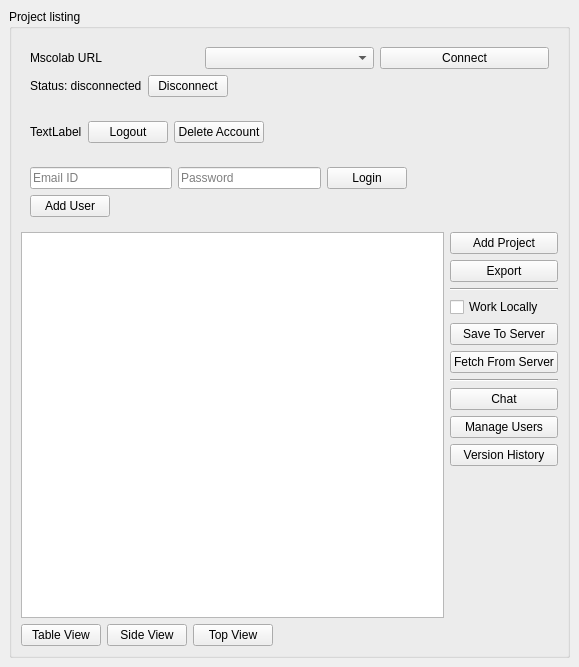
Qt form mslib/msui/ui/ui_mscolab_window.ui (Open-MSS/MSS) before a commit.
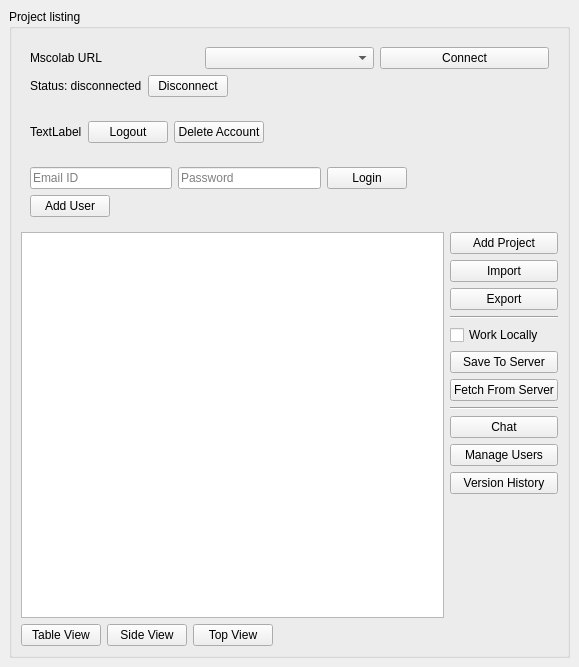
The same form after that commit.

Commit message: added import file button in mscolab main window

The edit to the form file:
```diff
--- a/mslib/msui/ui/ui_mscolab_window.ui
+++ b/mslib/msui/ui/ui_mscolab_window.ui
@@ -255,7 +255,14 @@
             </widget>
            </item>
            <item>
-            <widget class="QPushButton" name="export_2">
+            <widget class="QPushButton" name="importBtn">
+             <property name="text">
+              <string>Import</string>
+             </property>
+            </widget>
+           </item>
+           <item>
+            <widget class="QPushButton" name="exportBtn">
              <property name="text">
               <string>Export</string>
              </property>
```
The commit also changes 2 other files.
